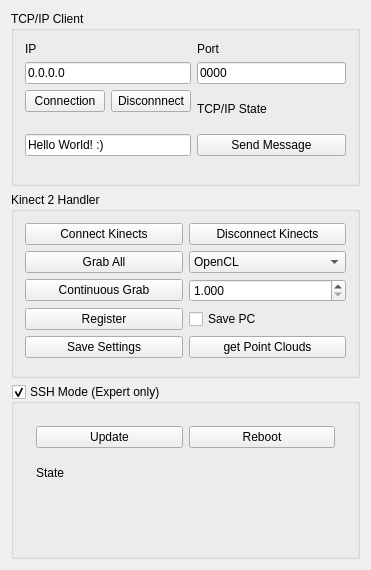
Qt form src/Client/ClientWidget.ui (SilvioGiancola/Kinect2TCPIP) before a commit.
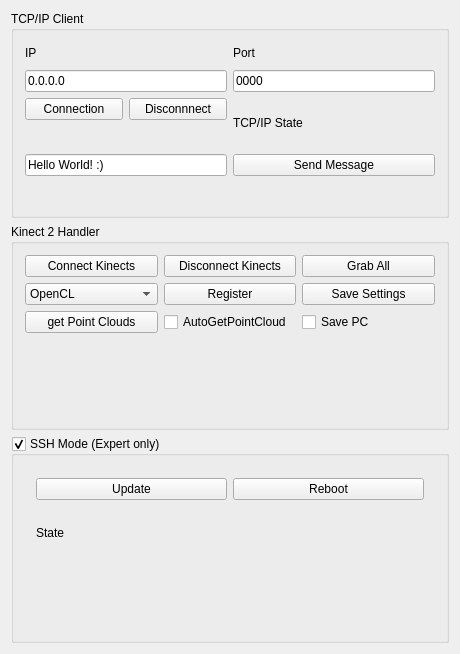
The same form after that commit. Custom widgets are drawn as their Qt base class.

Diff of the .ui file:
```diff
--- a/src/Client/ClientWidget.ui
+++ b/src/Client/ClientWidget.ui
@@ -6,8 +6,8 @@
    <rect>
     <x>0</x>
     <y>0</y>
-    <width>371</width>
-    <height>570</height>
+    <width>460</width>
+    <height>654</height>
    </rect>
   </property>
   <property name="windowTitle">
@@ -105,34 +105,6 @@
       <string>Kinect 2 Handler</string>
      </property>
      <layout class="QGridLayout" name="gridLayout_3">
-      <item row="5" column="0">
-       <widget class="QPushButton" name="pushButton_Save_Settings">
-        <property name="text">
-         <string>Save Settings</string>
-        </property>
-       </widget>
-      </item>
-      <item row="3" column="0">
-       <widget class="QPushButton" name="pushButton_SendRepeated">
-        <property name="text">
-         <string>Continuous Grab</string>
-        </property>
-       </widget>
-      </item>
-      <item row="4" column="1">
-       <widget class="QCheckBox" name="checkBox_savePC">
-        <property name="text">
-         <string>Save PC</string>
-        </property>
-       </widget>
-      </item>
-      <item row="4" column="0">
-       <widget class="QPushButton" name="pushButton_Register">
-        <property name="text">
-         <string>Register</string>
-        </property>
-       </widget>
-      </item>
       <item row="0" column="1">
        <widget class="QPushButton" name="pushButton_Disconnect_Devices">
         <property name="text">
@@ -140,16 +112,6 @@
         </property>
        </widget>
       </item>
-      <item row="2" column="0">
-       <widget class="QPushButton" name="pushButton_Grab_Devices">
-        <property name="text">
-         <string>Grab All</string>
-        </property>
-       </widget>
-      </item>
-      <item row="6" column="0">
-       <widget class="TransformationWidget" name="transformationWidget_Kin1" native="true"/>
-      </item>
       <item row="0" column="0">
        <widget class="QPushButton" name="pushButton_Connect_Devices">
         <property name="text">
@@ -157,10 +119,21 @@
         </property>
        </widget>
       </item>
-      <item row="6" column="1">
-       <widget class="TransformationWidget" name="transformationWidget_Kin2" native="true"/>
+      <item row="4" column="1">
+       <widget class="QCheckBox" name="checkBox_autoGetPointClouds">
+        <property name="text">
+         <string>AutoGetPointCloud</string>
+        </property>
+       </widget>
       </item>
-      <item row="2" column="1">
+      <item row="0" column="2">
+       <widget class="QPushButton" name="pushButton_Grab_Devices">
+        <property name="text">
+         <string>Grab All</string>
+        </property>
+       </widget>
+      </item>
+      <item row="1" column="0">
        <widget class="QComboBox" name="comboBox_pipeline">
         <property name="currentIndex">
          <number>2</number>
@@ -187,22 +160,43 @@
         </item>
        </widget>
       </item>
-      <item row="5" column="1">
+      <item row="1" column="1">
+       <widget class="QPushButton" name="pushButton_Register">
+        <property name="text">
+         <string>Register</string>
+        </property>
+       </widget>
+      </item>
+      <item row="1" column="2">
+       <widget class="QPushButton" name="pushButton_Save_Settings">
+        <property name="text">
+         <string>Save Settings</string>
+        </property>
+       </widget>
+      </item>
+      <item row="4" column="2">
+       <widget class="QCheckBox" name="checkBox_savePC">
+        <property name="text">
+         <string>Save PC</string>
+        </property>
+       </widget>
+      </item>
+      <item row="4" column="0">
        <widget class="QPushButton" name="pushButton_GetPointCloud">
         <property name="text">
          <string>get Point Clouds</string>
         </property>
        </widget>
       </item>
-      <item row="3" column="1">
-       <widget class="QDoubleSpinBox" name="doubleSpinBox_time_Resend">
-        <property name="decimals">
-         <number>3</number>
-        </property>
-        <property name="minimum">
-         <double>1.000000000000000</double>
-        </property>
-       </widget>
+      <item row="7" column="0" colspan="3">
+       <layout class="QHBoxLayout" name="horizontalLayout_3">
+        <item>
+         <widget class="TransformationWidget" name="transformationWidget_Kin1" native="true"/>
+        </item>
+        <item>
+         <widget class="TransformationWidget" name="transformationWidget_Kin2" native="true"/>
+        </item>
+       </layout>
       </item>
      </layout>
     </widget>
@@ -222,34 +216,38 @@
       <item row="0" column="0">
        <widget class="QWidget" name="Layout_ExpertMode" native="true">
         <layout class="QGridLayout" name="gridLayout_5">
-         <item row="0" column="1">
-          <widget class="QPushButton" name="pushButton_SSHReboot">
-           <property name="enabled">
-            <bool>true</bool>
-           </property>
-           <property name="text">
-            <string>Reboot</string>
-           </property>
-          </widget>
-         </item>
-         <item row="0" column="0">
-          <widget class="QPushButton" name="pushButton_SSHUpdate">
-           <property name="enabled">
-            <bool>true</bool>
-           </property>
-           <property name="text">
-            <string>Update</string>
-           </property>
-          </widget>
-         </item>
-         <item row="1" column="0" colspan="2">
+         <item row="3" column="0">
           <widget class="QLabel" name="label_State">
            <property name="text">
             <string>State</string>
            </property>
           </widget>
          </item>
-         <item row="2" column="0" colspan="2">
+         <item row="1" column="0">
+          <layout class="QHBoxLayout" name="horizontalLayout_2">
+           <item>
+            <widget class="QPushButton" name="pushButton_SSHUpdate">
+             <property name="enabled">
+              <bool>true</bool>
+             </property>
+             <property name="text">
+              <string>Update</string>
+             </property>
+            </widget>
+           </item>
+           <item>
+            <widget class="QPushButton" name="pushButton_SSHReboot">
+             <property name="enabled">
+              <bool>true</bool>
+             </property>
+             <property name="text">
+              <string>Reboot</string>
+             </property>
+            </widget>
+           </item>
+          </layout>
+         </item>
+         <item row="4" column="0">
           <widget class="LogWidget" name="logWidget_ssh" native="true"/>
          </item>
         </layout>
```
